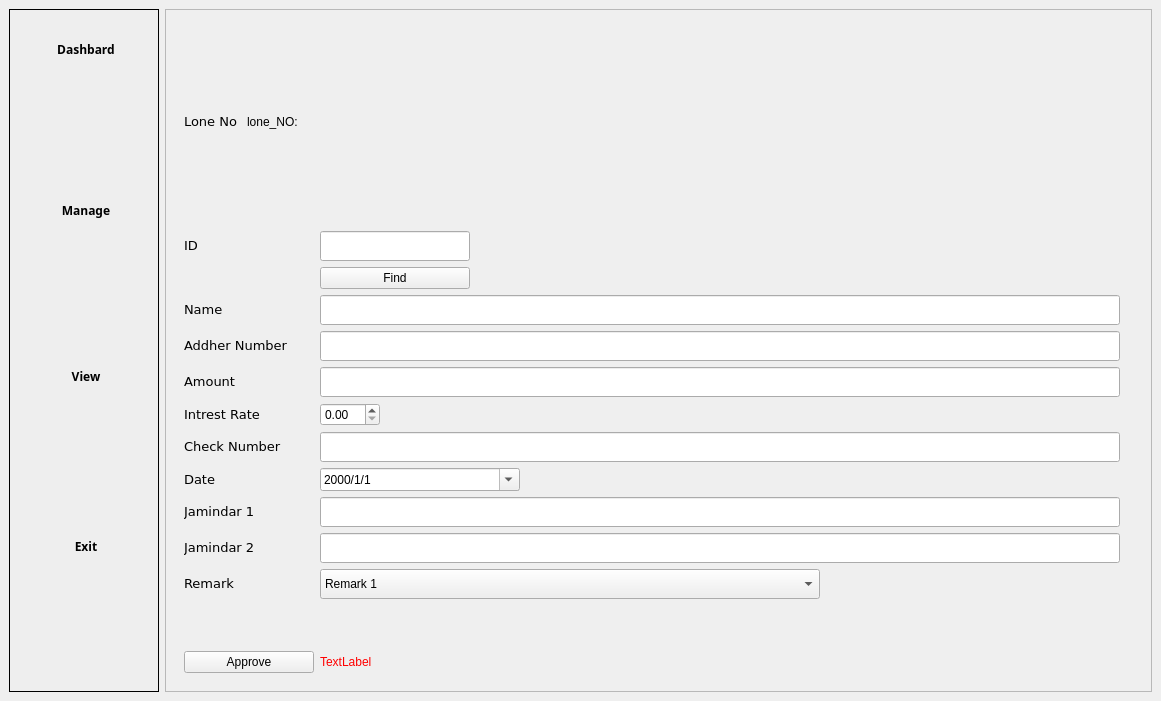
Qt form new.ui (nachiket624/GTFC-Desktop-Application) before a commit.
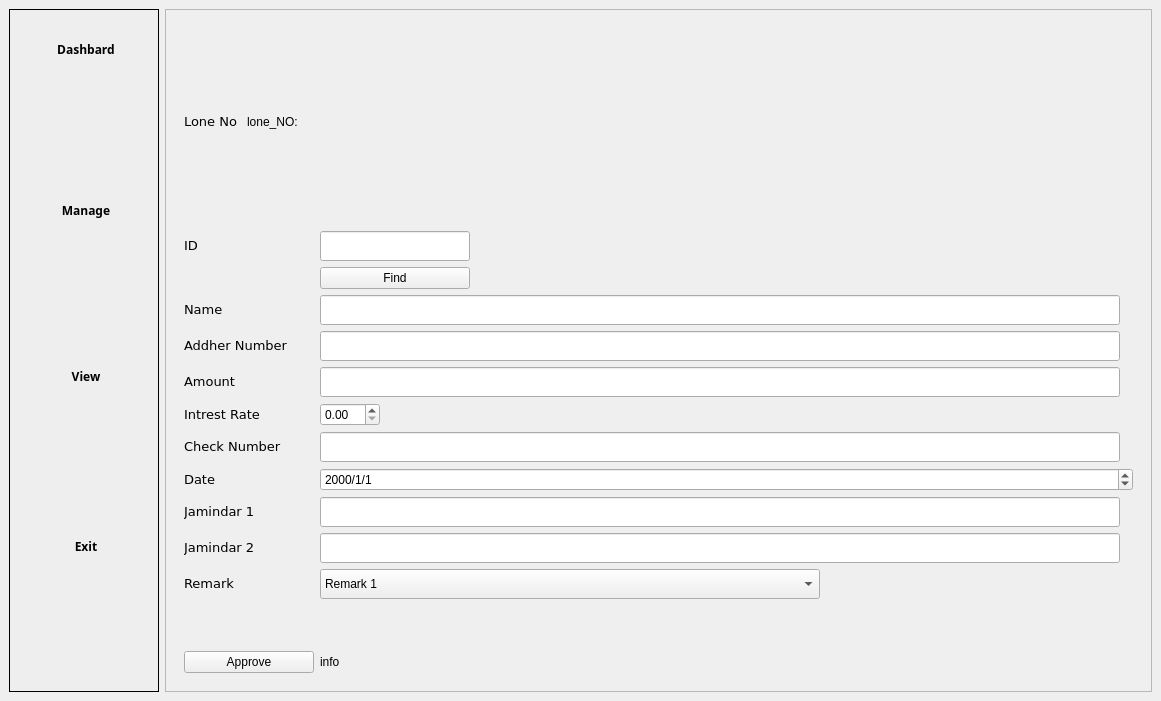
The same form after that commit. Icons and pictures are not drawn.

```diff
--- a/new.ui
+++ b/new.ui
@@ -2369,34 +2369,6 @@
                  </property>
                 </widget>
                </item>
-               <item row="9" column="1">
-                <widget class="QDateEdit" name="date1_1">
-                 <property name="sizePolicy">
-                  <sizepolicy hsizetype="Minimum" vsizetype="Minimum">
-                   <horstretch>0</horstretch>
-                   <verstretch>0</verstretch>
-                  </sizepolicy>
-                 </property>
-                 <property name="minimumSize">
-                  <size>
-                   <width>150</width>
-                   <height>0</height>
-                  </size>
-                 </property>
-                 <property name="maximumSize">
-                  <size>
-                   <width>200</width>
-                   <height>16777215</height>
-                  </size>
-                 </property>
-                 <property name="displayFormat">
-                  <string>yyyy/M/d</string>
-                 </property>
-                 <property name="calendarPopup">
-                  <bool>true</bool>
-                 </property>
-                </widget>
-               </item>
                <item row="10" column="0">
                 <widget class="QLabel" name="date_of_lone_2">
                  <property name="font">
@@ -2555,12 +2527,15 @@
                </item>
                <item row="14" column="1">
                 <widget class="QLabel" name="error_3">
-                 <property name="styleSheet">
-                  <string notr="true">font: 8pt &quot;Terminal&quot;;
-color:rgb(255, 0, 0)</string>
-                 </property>
                  <property name="text">
-                  <string>TextLabel</string>
+                  <string>info</string>
+                 </property>
+                </widget>
+               </item>
+               <item row="9" column="1">
+                <widget class="QDateEdit" name="date1_1">
+                 <property name="displayFormat">
+                  <string>yyyy/M/d</string>
                  </property>
                 </widget>
                </item>
```
Left out of the diff: 57 changed lines with no effect on the pictures.
